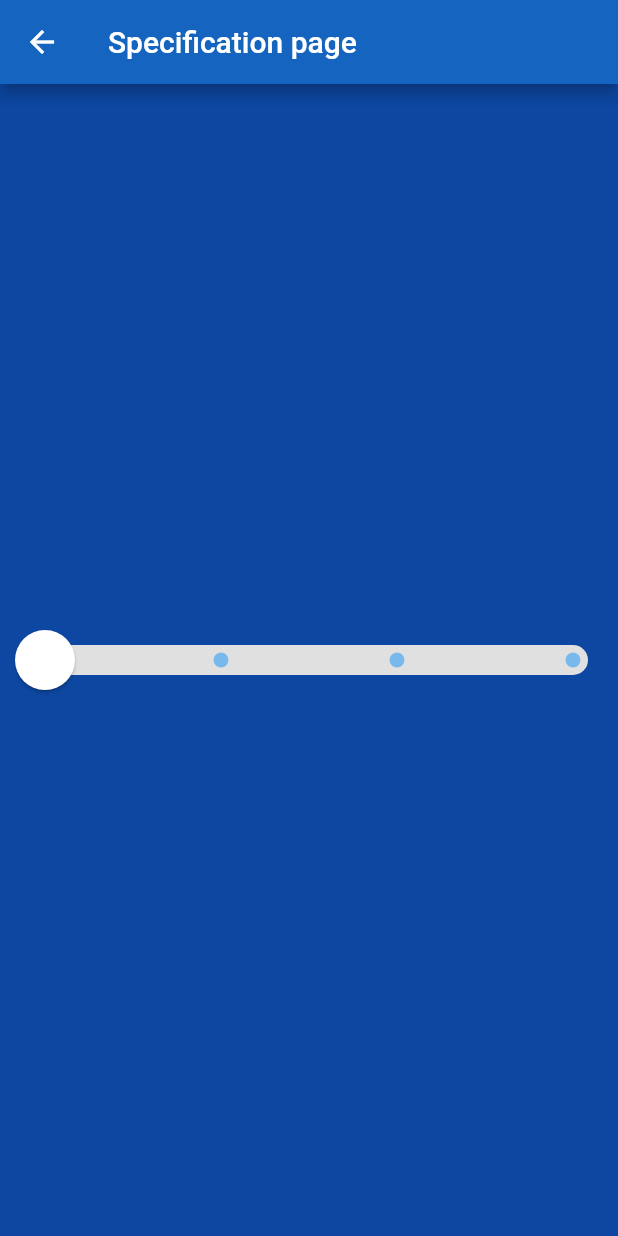
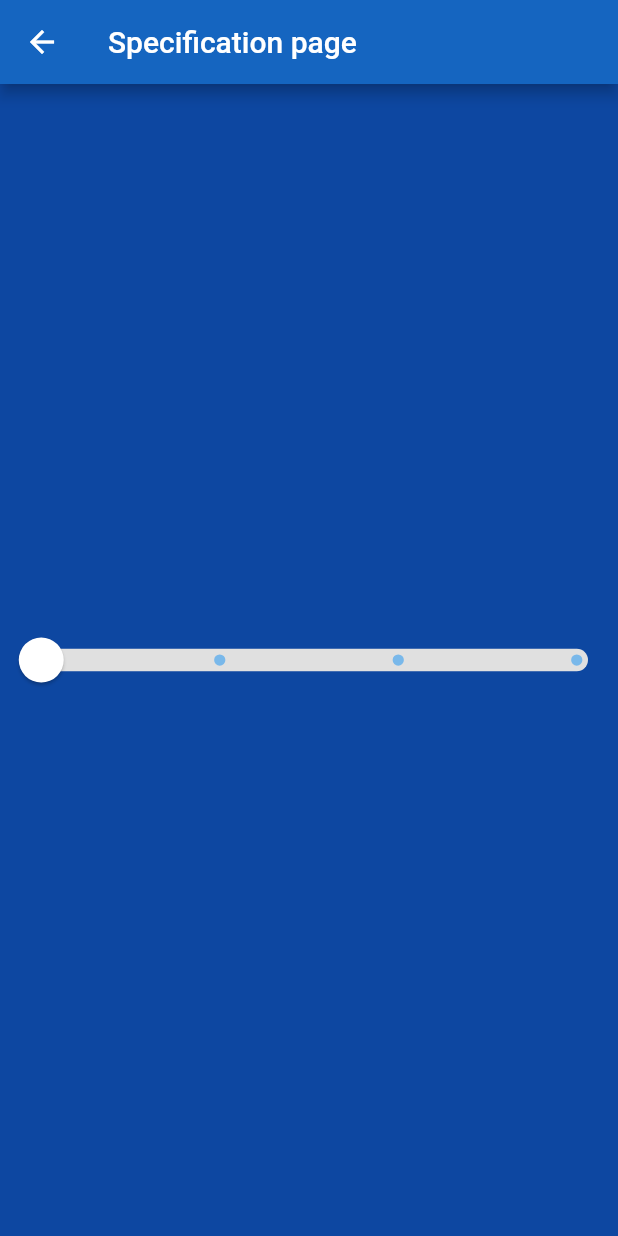
Before and after one commit to lilag-dawg/OSS_APP, a Flutter app: the SpecificationScreen screen opened directly, on a phone screen of 412 x 824 dp. Run offline on Flutter 3.47's test engine with Material 2 defaults, Android fonts, the phone set to English and light mode, and no system bars.

Commit message:
OSS-153: UI adjustments

```diff
--- a/lib/widgets/slider.dart
+++ b/lib/widgets/slider.dart
@@ -27,9 +27,9 @@ class SlideBarState extends State<SlideBar> {
         data: SliderTheme.of(context).copyWith(
           activeTrackColor: Color(Constants.blueButtonColor),
           inactiveTrackColor: Colors.grey[300],
-          trackHeight: 20.0,
+          trackHeight: 15.0,
           thumbColor: Colors.white,
-          thumbShape: RoundSliderThumbShape(enabledThumbRadius: 20.0),
+          thumbShape: RoundSliderThumbShape(enabledThumbRadius: 15.0),
           overlayColor: Colors.grey,
           overlayShape: RoundSliderOverlayShape(overlayRadius: 20.0),
         ),
```
